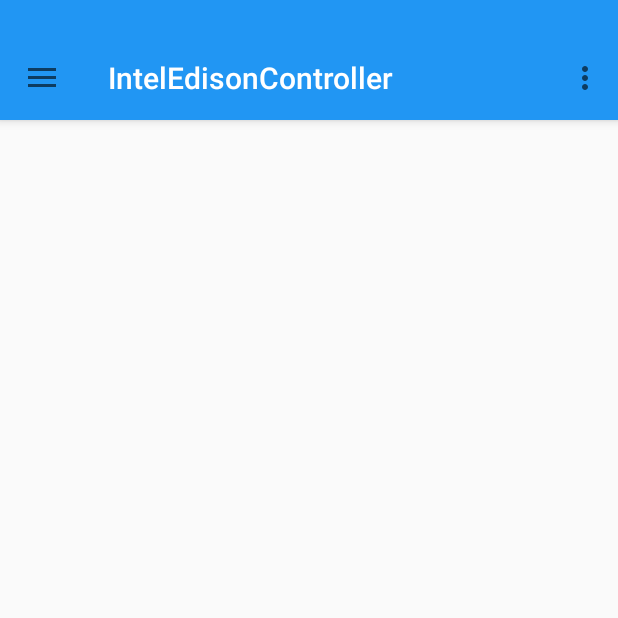
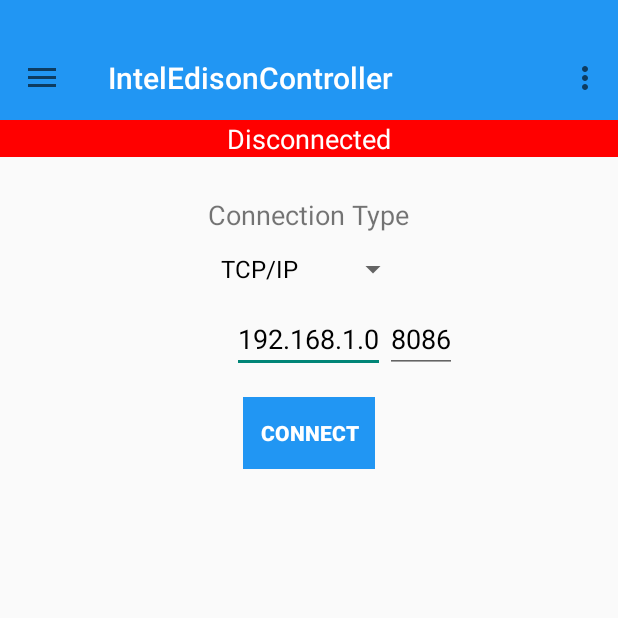
Before and after one commit to glfernando/IntelEdisonController, an Android app: the screen it shows after launch (MainActivity), on a phone screen of 412 x 824 dp, the top half of it. Run offline under Robolectric (Android 15) with nearby library versions, the phone set to English and light mode, and no system bars.

Commit message:
Adding Home Fragment to the project
Home framegment will be the one in charge of setting up the conection
to the server app running on Intel Edison Board. The connection can be
TCP or Bluetooth. Right now, only TCP connection is supported.

Change-Id: Icac2214e425b38267cbb1a4bf42574607996d913
Signed-off-by: Fernando Guzman Lugo <lugo.fernando@gmail.com>

```diff
--- a/app/src/main/AndroidManifest.xml
+++ b/app/src/main/AndroidManifest.xml
@@ -1,6 +1,9 @@
 <?xml version="1.0" encoding="utf-8"?>
 <manifest xmlns:android="http://schemas.android.com/apk/res/android"
     package="me.no_ip.glfernando.inteledisoncontroller" >
+
+    <uses-permission android:name="android.permission.INTERNET"/>
+    <uses-permission android:name="android.permission.ACCESS_NETWORK_STATE"/>
 
     <application
         android:allowBackup="true"
--- /dev/null
+++ b/app/src/main/java/me/no_ip/glfernando/inteledisoncontroller/HomeFragment.java
@@ -0,0 +1,106 @@
+package me.no_ip.glfernando.inteledisoncontroller;
+
+import android.app.Activity;
+import android.content.Context;
+import android.os.Bundle;
+import android.os.StrictMode;
+import android.support.annotation.Nullable;
+import android.support.v4.app.Fragment;
+import android.util.Log;
+import android.view.LayoutInflater;
+import android.view.View;
+import android.view.ViewGroup;
+import android.view.inputmethod.InputMethodManager;
+import android.widget.ArrayAdapter;
+import android.widget.Button;
+import android.widget.EditText;
+import android.widget.Spinner;
+import android.widget.Toast;
+
+import java.io.IOException;
+import java.net.InetAddress;
+import java.net.Socket;
+import java.net.UnknownHostException;
+
+/**
+ * Created by fernando on 3/9/15.
+ */
+public class HomeFragment extends Fragment implements View.OnClickListener {
+    private static final String TAG = "IntelEdisonController";
+    private Spinner mSpinner;
+    private Connection mConn;
+    private Button mButton;
+    private Socket mSocket;
+
+    @Override
+    public View onCreateView(LayoutInflater inflater, @Nullable ViewGroup container, @Nullable Bundle savedInstanceState) {
+        final View v = inflater.inflate(R.layout.fragment_home, container, false);
+
+        mSpinner = (Spinner) v.findViewById(R.id.spinner_conn_type);
+        ArrayAdapter<CharSequence> adapter = ArrayAdapter.createFromResource(getActivity(), R.array.spinner_connection, android.R.layout.simple_spinner_dropdown_item);
+        adapter.setDropDownViewResource(android.R.layout.simple_spinner_dropdown_item);
+        mSpinner.setAdapter(adapter);
+
+        mButton = (Button) v.findViewById(R.id.button_connect);
+        mButton.setText("connect");
+        mButton.setOnClickListener(this);
+
+        return v;
+    }
+
+    @Override
+    public void onAttach(Activity activity) {
+        super.onAttach(activity);
+        mConn = (Connection)activity;
+    }
+
+    @Override
+    public void onClick(View v) {
+        // if TCPIP
+        if (mSpinner.getSelectedItemPosition() == 0) {
+            StrictMode.setThreadPolicy(new StrictMode.ThreadPolicy.Builder().permitAll().build());
+            EditText addr = (EditText) getView().findViewById(R.id.editText_ip_addr);
+            EditText port = (EditText) getView().findViewById(R.id.editText_port);
+
+            //remove focus from edit texts
+            addr.clearFocus();
+            port.clearFocus();
+
+            //Hide keyboard
+            InputMethodManager imm = (InputMethodManager) getActivity().getSystemService(Context.INPUT_METHOD_SERVICE);
+            imm.hideSoftInputFromWindow(getView().getApplicationWindowToken(), InputMethodManager.HIDE_NOT_ALWAYS);
+
+            Log.d(TAG, "Button Text " + mButton.getText().toString());
+            if (mButton.getText().toString() == "connect") {
+                try {
+                    InetAddress server_addr = InetAddress.getByName(addr.getText().toString());
+                    mSocket = new Socket(server_addr, Integer.valueOf(port.getText().toString()));
+                    if (mConn.connect(mSocket) == true) {
+                        mButton.setText("disconnect");
+                    }
+                } catch (UnknownHostException e) {
+                    Toast.makeText(getActivity(), "Unknown Host " + addr.getText() + ":" + port.getText(), Toast.LENGTH_SHORT).show();
+                    e.printStackTrace();
+                } catch (IOException e) {
+                    Toast.makeText(getActivity(), e.getMessage(), Toast.LENGTH_SHORT).show();
+                    e.printStackTrace();
+                }
+            } else {
+                mConn.disconnect();
+                try {
+                    mSocket.close();
+                } catch (IOException e) {
+                    e.printStackTrace();
+                }
+                mButton.setText("connect");
+            }
+
+        }
+    }
+
+    public interface Connection {
+        public boolean connect(Socket s);
+        public void disconnect();
+
+    }
+}
--- a/app/src/main/java/me/no_ip/glfernando/inteledisoncontroller/MainActivity.java
+++ b/app/src/main/java/me/no_ip/glfernando/inteledisoncontroller/MainActivity.java
@@ -1,5 +1,6 @@
 package me.no_ip.glfernando.inteledisoncontroller;
 
+import android.content.res.ColorStateList;
 import android.graphics.Bitmap;
 import android.graphics.BitmapFactory;
 import android.graphics.Canvas;
@@ -10,6 +11,8 @@ import android.graphics.PorterDuffXfermode;
 import android.graphics.Rect;
 import android.graphics.RectF;
 import android.os.Bundle;
+import android.support.v4.app.Fragment;
+import android.support.v4.app.FragmentTransaction;
 import android.support.v4.widget.DrawerLayout;
 import android.support.v7.app.ActionBarActivity;
 import android.support.v7.app.ActionBarDrawerToggle;
@@ -21,25 +24,47 @@ import android.view.View;
 import android.widget.AdapterView;
 import android.widget.ImageView;
 import android.widget.ListView;
+import android.widget.TextView;
+
+import java.io.IOException;
+import java.io.OutputStream;
+import java.net.Socket;
 
 
-public class MainActivity extends ActionBarActivity implements AdapterView.OnItemClickListener {
+public class MainActivity extends ActionBarActivity implements AdapterView.OnItemClickListener,HomeFragment.Connection {
     private ListView mListView;
     private DrawerLayout mDrawerLayout;
     private String []mItems;
+    private boolean mConnected = false;
+    private OutputStream mOut;
+    private TextView mStatus;
 
     @Override
     protected void onCreate(Bundle savedInstanceState) {
         super.onCreate(savedInstanceState);
         setContentView(R.layout.activity_main);
+
+        //Setting up app bar
         Toolbar toolbar = (Toolbar) findViewById(R.id.app_bar);
         setSupportActionBar(toolbar);
         getSupportActionBar().setDisplayShowHomeEnabled(true);
         getSupportActionBar().setHomeButtonEnabled(true);
 
+        //Shows if the application is connected to the server running in the Edison Board
+        mStatus= (TextView) findViewById(R.id.status_textView);
+        mStatus.setText("Disconnected");
+        mStatus.setBackgroundColor(Color.RED);
+
+        //Initialize Fragment with Home Fragment
+        Fragment f = new HomeFragment();
+        FragmentTransaction t = getSupportFragmentManager().beginTransaction();
+        t.add(R.id.fragment_container, f, "home").commit();
+
+        //Put Intel Edison Image on top of the Navigation Drawer
         Bitmap bm = BitmapFactory.decodeResource(getResources(), R.drawable.intel_edison);
         ImageView imageView = (ImageView) findViewById(R.id.logo_image_view);
         imageView.setImageBitmap(getCircleBitmap(bm));
+
 
         mItems = getResources().getStringArray(R.array.drawer_items);
         if (mItems == null)
@@ -48,6 +73,7 @@ public class MainActivity extends ActionBarActivity implements AdapterView.OnIte
         /* replace home with app name */
         mItems[0] = getResources().getString(R.string.app_name);
 
+        // Create Navigation Drawer
         mDrawerLayout = (DrawerLayout) findViewById(R.id.navigation_drawer_layout);
         final ActionBarDrawerToggle drawerToggle = new ActionBarDrawerToggle(this, mDrawerLayout, toolbar, R.string.drawer_open, R.string.drawer_close) {
             @Override
@@ -63,6 +89,7 @@ public class MainActivity extends ActionBarActivity implements AdapterView.OnIte
             }
         };
 
+        // Add Drawer Toggle
         mDrawerLayout.setDrawerListener(drawerToggle);
         mDrawerLayout.post(new Runnable() {
             @Override
@@ -71,6 +98,7 @@ public class MainActivity extends ActionBarActivity implements AdapterView.OnIte
             }
         });
 
+        //Create List elements for the Navigation Drawer
         mListView = (ListView) findViewById(R.id.drawer_list_view);
         mListView.setAdapter(new DrawerItemAdapter(this));
         mListView.setOnItemClickListener(this);
@@ -130,4 +158,27 @@ public class MainActivity extends ActionBarActivity implements AdapterView.OnIte
 
         return output;
     }
+
+    @Override
+    public boolean connect(Socket s) {
+        try {
+            mOut = s.getOutputStream();
+        } catch (IOException e) {
+            e.printStackTrace();
+            return false;
+        }
+
+        mConnected = true;
+        mStatus.setText("Connected");
+        mStatus.setBackgroundResource(R.color.primary);
+
+        return true;
+    }
+
+    @Override
+    public void disconnect() {
+        mConnected = false;
+        mStatus.setText("Disconnected");
+        mStatus.setBackgroundColor(Color.RED);
+    }
 }
--- a/app/src/main/res/layout/activity_main.xml
+++ b/app/src/main/res/layout/activity_main.xml
@@ -12,6 +12,25 @@
         <include
             android:id="@+id/app_bar"
             layout="@layout/tool_bar" />
+
+        <TextView
+            android:layout_width="match_parent"
+            android:layout_height="wrap_content"
+            android:id="@+id/status_textView"
+            android:layout_below="@id/app_bar"
+            android:layout_centerHorizontal="true"
+            android:gravity="center"
+            android:textSize="18sp"
+            android:textColor="#ffffff"
+            />
+        <LinearLayout
+            android:layout_width="match_parent"
+            android:layout_height="match_parent"
+            android:layout_below="@id/status_textView"
+            android:id="@+id/fragment_container"
+            android:orientation="vertical"
+            >
+        </LinearLayout>
 
     </RelativeLayout>
 
--- /dev/null
+++ b/app/src/main/res/layout/fragment_home.xml
@@ -0,0 +1,58 @@
+<?xml version="1.0" encoding="utf-8"?>
+<RelativeLayout xmlns:android="http://schemas.android.com/apk/res/android"
+    android:layout_width="match_parent"
+    android:layout_height="match_parent"
+    android:paddingTop="@dimen/top_padding_fragment">
+
+    <TextView
+        android:layout_width="wrap_content"
+        android:layout_height="wrap_content"
+        android:text="@string/connection_type"
+        android:id="@+id/textView_conn_type"
+        android:layout_alignParentTop="true"
+        android:layout_centerHorizontal="true"
+        android:textSize="18sp"
+        />
+
+    <Spinner
+        android:layout_width="wrap_content"
+        android:layout_height="wrap_content"
+        android:id="@+id/spinner_conn_type"
+        android:layout_below="@+id/textView_conn_type"
+        android:layout_centerHorizontal="true" />
+
+    <EditText
+        android:layout_width="wrap_content"
+        android:layout_height="wrap_content"
+        android:id="@+id/editText_ip_addr"
+        android:layout_below="@id/spinner_conn_type"
+        android:layout_centerHorizontal="true"
+        android:textColor="#000000"
+        android:text="192.168.1.0" />
+
+    <EditText
+        android:layout_width="wrap_content"
+        android:layout_height="wrap_content"
+        android:id="@+id/editText_port"
+        android:inputType="number"
+        android:layout_toRightOf="@id/editText_ip_addr"
+        android:layout_below="@id/spinner_conn_type"
+        android:layout_centerHorizontal="true"
+        android:textColor="#000000"
+        android:text="8086" />
+
+    <Button
+        android:layout_width="wrap_content"
+        android:layout_height="wrap_content"
+        style="?android:attr/borderlessButtonStyle"
+        android:textStyle="bold"
+        android:textColor="#ffffff"
+        android:background="@color/primary"
+        android:padding="8dp"
+        android:layout_marginTop="16dp"
+        android:text="@string/connect"
+        android:id="@+id/button_connect"
+        android:layout_below="@+id/editText_ip_addr"
+        android:layout_centerHorizontal="true" />
+
+</RelativeLayout>
--- a/app/src/main/res/layout/tool_bar.xml
+++ b/app/src/main/res/layout/tool_bar.xml
@@ -5,6 +5,6 @@
     android:layout_width="match_parent"
     android:layout_height="wrap_content"
     android:background="@color/primary"
-    android:elevation="4dp">
+    >
 
 </android.support.v7.widget.Toolbar>
--- a/app/src/main/res/values/dimens.xml
+++ b/app/src/main/res/values/dimens.xml
@@ -3,4 +3,5 @@
     <dimen name="activity_horizontal_margin">16dp</dimen>
     <dimen name="activity_vertical_margin">16dp</dimen>
     <dimen name="app_bar_top_padding">0dp</dimen>
+    <dimen name="top_padding_fragment">26dp</dimen>
 </resources>
--- a/app/src/main/res/values/strings.xml
+++ b/app/src/main/res/values/strings.xml
@@ -12,4 +12,13 @@
         <item>I2C</item>
         <item>SPI</item>
     </string-array>
+    <string-array name="spinner_connection">
+        <item>TCP/IP</item>
+        <item>Bluetooth</item>
+    </string-array>
+
+<!-- TODO: Remove or change this placeholder text -->
+    <string name="connection_type">Connection Type</string>
+    <string name="connect">connect</string>
+    <string name="hello_blank_fragment">hello blank Fragment</string>
 </resources>
```
